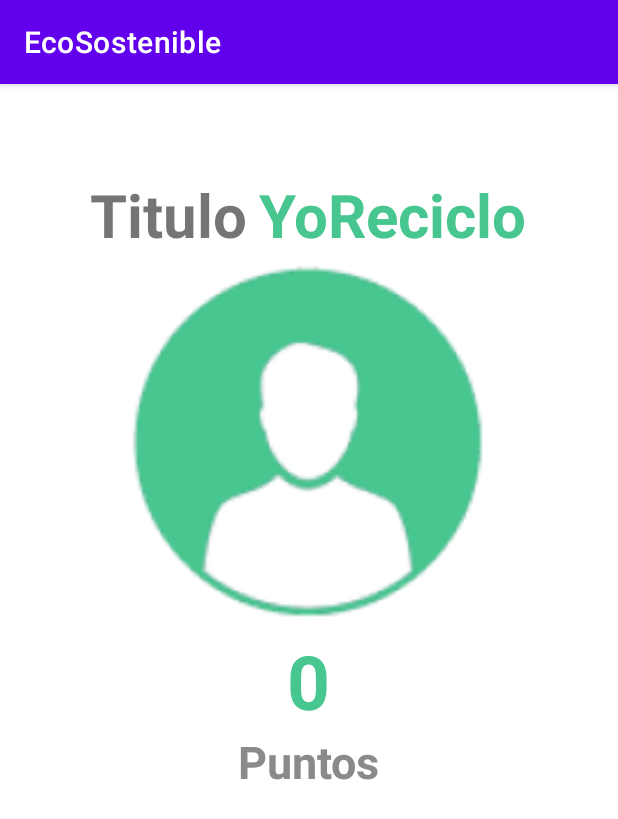
After one commit to SoraBeat/TpFinalTUSI, an Android app: the activity_canje_exitoso screen opened directly, with no data from a screen before it, on a phone screen of 412 x 824 dp. The commit adds this screen. Shown: the top 819 px of the screen. Run offline under Robolectric (Android 15) with nearby library versions, the phone set to English and light mode, and no system bars.

Commit message:
AlertDialog para aceptar el canje

```diff
--- a/app/src/main/AndroidManifest.xml
+++ b/app/src/main/AndroidManifest.xml
@@ -24,17 +24,19 @@
         tools:replace="android:allowBackup"
         tools:targetApi="31">
         <activity
+            android:name=".adicionales.activity_canje_exitoso"
+            android:exported="false" />
+        <activity
             android:name=".activities.activity_canjear_puntos"
             android:exported="false"
+            android:label="Canjear_Puntos"
             android:screenOrientation="sensorPortrait"
-            android:theme="@style/MainThemeWhite"
-            android:label="Canjear_Puntos"/>
+            android:theme="@style/MainThemeWhite" />
         <activity
             android:name=".activities.OlvidePassword"
             android:exported="false"
             android:screenOrientation="portrait"
-            android:theme="@style/MainThemeWhite"
-            />
+            android:theme="@style/MainThemeWhite" />
         <!--
              TODO: Before you run your application, you need a Google Maps API key.
 
--- a/app/src/main/java/com/example/tpfinaltusi/activities/activity_canjear_puntos.java
+++ b/app/src/main/java/com/example/tpfinaltusi/activities/activity_canjear_puntos.java
@@ -11,8 +11,9 @@ import android.widget.TextView;
 
 import com.example.tpfinaltusi.Negocio.UsuarioNegocio;
 import com.example.tpfinaltusi.R;
-import com.example.tpfinaltusi.adicionales.ProductoAdapter;
 import com.example.tpfinaltusi.entidades.Usuario;
+
+import color.tpfinaltusi.adicionales.ProductoAdapter;
 
 public class activity_canjear_puntos extends AppCompatActivity {
 
--- a/app/src/main/java/com/example/tpfinaltusi/adicionales/ProductoAdapter.java
+++ b/app/src/main/java/com/example/tpfinaltusi/adicionales/ProductoAdapter.java
@@ -1,7 +1,7 @@
-package com.example.tpfinaltusi.adicionales;
+package color.tpfinaltusi.adicionales;
 
 import android.content.Context;
-import android.content.Intent;
+import android.content.DialogInterface;
 import android.view.LayoutInflater;
 import android.view.View;
 import android.view.ViewGroup;
@@ -9,6 +9,9 @@ import android.widget.ArrayAdapter;
 import android.widget.Button;
 import android.widget.TextView;
 
+import androidx.appcompat.app.AlertDialog;
+
+import com.example.tpfinaltusi.activities.OlvidePassword;
 import com.example.tpfinaltusi.R;
 
 public class ProductoAdapter extends ArrayAdapter<String> {
@@ -38,9 +41,41 @@ public class ProductoAdapter extends ArrayAdapter<String> {
 
         // Obtén una referencia al botón dentro del elemento de la lista
         Button boton = convertView.findViewById(R.id.btnCanjear);
+        boton.setOnClickListener(new View.OnClickListener() {
+            @Override
+            public void onClick(View v) {
 
+                //Intent intent = new Intent(context, activity_canje_exitoso.class);
+                //context.startActivity(intent);
+                mostrarAlertDialog(position);
+            }
+        });
         // Configura el evento de clic para el botón
         return convertView;
+    }
+    private void mostrarAlertDialog(final int position) {
+        AlertDialog.Builder builder = new AlertDialog.Builder(context,R.style.AlertDialogCustomStyle);
+        builder.setTitle("Confirmación");
+        builder.setMessage("¿Está seguro de canjear este producto en la posición " + position + "?");
+
+        builder.setPositiveButton("Sí", new DialogInterface.OnClickListener() {
+            @Override
+            public void onClick(DialogInterface dialog, int which) {
+                // Aquí puedes realizar la acción de canje del producto
+                // Puedes usar la posición (position) para identificar el producto
+                // Por ejemplo, si tienes una lista de productos, puedes acceder al producto en esa posición
+                // y realizar las operaciones necesarias.
+            }
+        });
+
+        builder.setNegativeButton("No", new DialogInterface.OnClickListener() {
+            @Override
+            public void onClick(DialogInterface dialog, int which) {
+                // El usuario ha cancelado el canje, no es necesario realizar ninguna acción aquí.
+            }
+        });
+
+        builder.show();
     }
 
     @Override
--- /dev/null
+++ b/app/src/main/java/com/example/tpfinaltusi/adicionales/activity_canje_exitoso.java
@@ -0,0 +1,16 @@
+package com.example.tpfinaltusi.adicionales;
+
+import androidx.appcompat.app.AppCompatActivity;
+
+import android.os.Bundle;
+
+import com.example.tpfinaltusi.R;
+
+public class activity_canje_exitoso extends AppCompatActivity {
+
+    @Override
+    protected void onCreate(Bundle savedInstanceState) {
+        super.onCreate(savedInstanceState);
+        setContentView(R.layout.activity_canje_exitoso);
+    }
+}
--- /dev/null
+++ b/app/src/main/res/layout/activity_canje_exitoso.xml
@@ -0,0 +1,74 @@
+<?xml version="1.0" encoding="utf-8"?>
+<LinearLayout xmlns:android="http://schemas.android.com/apk/res/android"
+    xmlns:tools="http://schemas.android.com/tools"
+    android:layout_width="match_parent"
+    android:layout_height="match_parent"
+    android:orientation="vertical"
+    tools:context="color.tpfinaltusi.fragments.FragmentQR">
+
+    <ProgressBar
+        android:id="@+id/progressBar"
+        android:layout_width="wrap_content"
+        android:layout_height="wrap_content"
+        android:layout_gravity="center"
+        android:background="@color/transparent"
+        android:visibility="gone" />
+    <LinearLayout
+        android:layout_width="match_parent"
+        android:layout_height="wrap_content"
+        android:orientation="horizontal"
+        android:gravity="center"
+        android:layout_marginTop="60dp"
+        >
+        <TextView
+            android:id="@+id/product_title"
+            android:layout_width="wrap_content"
+            android:layout_height="wrap_content"
+            android:textSize="40sp"
+            android:textStyle="bold"
+            android:text="Titulo"
+            android:layout_marginRight="8dp"/>
+        <TextView
+            android:layout_width="wrap_content"
+            android:layout_height="wrap_content"
+            android:textSize="40sp"
+            android:textStyle="bold"
+            android:text="YoReciclo"
+            android:textColor="@color/green"
+            />
+    </LinearLayout>
+
+    <ImageView
+        android:id="@+id/product_image"
+        android:layout_width="250dp"
+        android:layout_height="250dp"
+        android:layout_gravity="center"
+        android:src="@mipmap/img_person_perfile_foreground">
+    </ImageView>
+
+    <LinearLayout
+        android:layout_width="match_parent"
+        android:layout_height="wrap_content"
+        android:layout_centerHorizontal="true"
+        android:layout_alignParentBottom="true"
+        android:orientation="vertical">
+        <TextView
+            android:id="@+id/tv_puntajeActual"
+            android:layout_width="wrap_content"
+            android:layout_height="wrap_content"
+            android:text="0"
+            android:textColor="@color/green"
+            android:textSize="50sp"
+            android:textStyle="bold"
+            android:layout_gravity="center"/>
+        <TextView
+            android:layout_width="wrap_content"
+            android:layout_height="wrap_content"
+            android:layout_gravity="center"
+            android:text="Puntos"
+            android:textColor="@color/darkGrey"
+            android:textSize="30sp"
+            android:textStyle="bold" />
+    </LinearLayout>
+
+</LinearLayout>
--- /dev/null
+++ b/app/src/main/res/values/styles.xml
@@ -0,0 +1,6 @@
+<?xml version="1.0" encoding="utf-8"?>
+<resources>
+    <style name="AlertDialogCustomStyle" parent="Theme.AppCompat.Light.Dialog.Alert">
+        <item name="android:background">@android:color/white</item>
+    </style>
+</resources>
```
